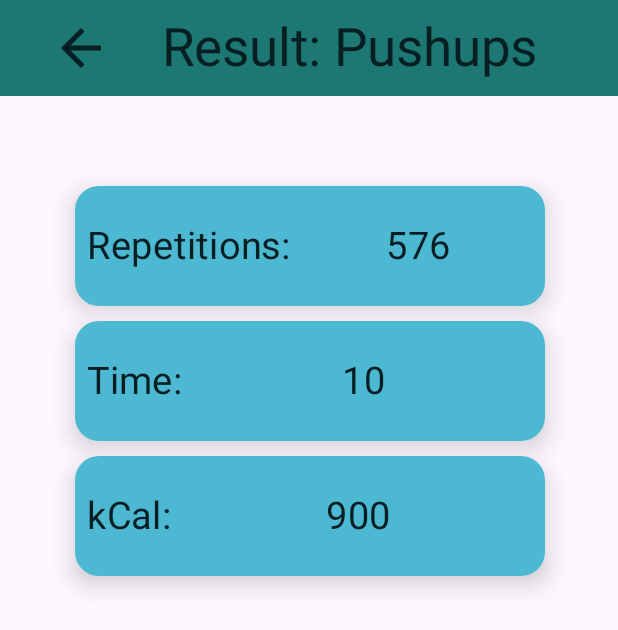
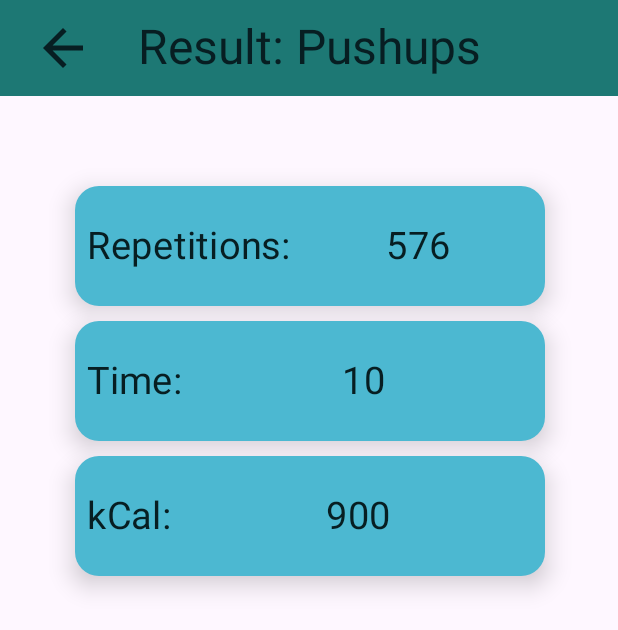
Before and after one commit to projectuniverse/FitnessApp, an Android app built with Jetpack Compose: the screen it shows after launch (MainActivity), after a tap on an icon or button, on a phone screen of 412 x 824 dp. Shown: the top 630 px of the screen. Run offline under Robolectric (Android 15) with nearby library versions, the phone set to English and light mode, and no system bars; our stand-ins replace Dagger/Hilt's generated code, Room's generated code; libraries missing offline, so code that uses them is left out: com.jakewharton.retrofit2.

Commit message:
Working settings screen

```diff
--- a/app/src/main/java/com/codecamp/fitnessapp/data/user/UserDao.kt
+++ b/app/src/main/java/com/codecamp/fitnessapp/data/user/UserDao.kt
@@ -9,14 +9,14 @@ import kotlinx.coroutines.flow.Flow
  */
 @Dao
 interface UserDao {
-    @Insert(onConflict = OnConflictStrategy.IGNORE)
+    @Insert(onConflict = OnConflictStrategy.REPLACE)
     suspend fun insert(user: User)
 
     @Update
     suspend fun update(user: User)
 
-    @Query("SELECT * FROM user WHERE id = :id")
-    fun getUser(id: Int): Flow<User>
+    @Query("SELECT * FROM user WHERE id = 0")
+    fun getUser(): Flow<User>
 
     @Query("SELECT EXISTS(SELECT * FROM user)")
     fun userExists(): Flow<Boolean>
--- a/app/src/main/java/com/codecamp/fitnessapp/data/user/UserRepository.kt
+++ b/app/src/main/java/com/codecamp/fitnessapp/data/user/UserRepository.kt
@@ -17,7 +17,7 @@ class DefaultUserRepository(
      * Acts as a reference to the weather stored in the database.
      * This state flow is viewed by the viewmodel.
      */
-    val user = userDao.getUser(0)
+    val user = userDao.getUser()
 
     override suspend fun insertUser(user: User) = userDao.insert(user)
 }
--- a/app/src/main/java/com/codecamp/fitnessapp/data/workout/inside_workout/InsideWorkoutDao.kt
+++ b/app/src/main/java/com/codecamp/fitnessapp/data/workout/inside_workout/InsideWorkoutDao.kt
@@ -9,7 +9,6 @@ import kotlinx.coroutines.flow.Flow
  */
 @Dao
 interface InsideWorkoutDao {
-    //TODO Conflicts ignorieren?
     @Insert(onConflict = OnConflictStrategy.REPLACE)
     suspend fun insert(insideWorkout: InsideWorkout)
 
--- a/app/src/main/java/com/codecamp/fitnessapp/data/workout/outside_workout/OutsideWorkoutDao.kt
+++ b/app/src/main/java/com/codecamp/fitnessapp/data/workout/outside_workout/OutsideWorkoutDao.kt
@@ -1,7 +1,6 @@
 package com.codecamp.fitnessapp.data.workout.outside_workout
 
 import androidx.room.*
-import com.codecamp.fitnessapp.model.InsideWorkout
 import com.codecamp.fitnessapp.model.OutsideWorkout
 import kotlinx.coroutines.flow.Flow
 
@@ -10,7 +9,6 @@ import kotlinx.coroutines.flow.Flow
  */
 @Dao
 interface OutsideWorkoutDao {
-    //TODO Conflicts ignorieren?
     @Insert(onConflict = OnConflictStrategy.REPLACE)
     suspend fun insert(outsideWorkout: OutsideWorkout)
 
--- a/app/src/main/java/com/codecamp/fitnessapp/ui/screens/TopBar.kt
+++ b/app/src/main/java/com/codecamp/fitnessapp/ui/screens/TopBar.kt
@@ -25,20 +25,20 @@ fun TopBar(
         title = {
             Text(
                 text = title,
-                fontSize = 35.sp,
+                fontSize = 32.sp,
                 color = MaterialTheme.colorScheme.onPrimary
             )
         },
         navigationIcon = {
             if (title != dashboard) {
                 IconButton(
-                    modifier = Modifier.width(100.dp),
+                    modifier = Modifier.width(75.dp),
                     onClick = { navigateBack() }
                 ) {
                     Icon(
                         Icons.Default.ArrowBack,
                         contentDescription = "",
-                        modifier = Modifier.size(100.dp)
+                        modifier = Modifier.size(75.dp)
                     )
                 }
             }
@@ -49,7 +49,7 @@ fun TopBar(
                     Icon(
                         Icons.Default.Settings,
                         contentDescription = "",
-                        modifier = Modifier.size(30.dp),
+                        modifier = Modifier.size(35.dp),
                         tint = MaterialTheme.colorScheme.onPrimary
                     )
                 }
--- a/app/src/main/res/values/strings.xml
+++ b/app/src/main/res/values/strings.xml
@@ -33,7 +33,7 @@
         <item>Sync with Google Health Connect</item>
     </string-array>
 
-    <string name="settingWarning">Warning Invalid Inputs. Please change them</string>
+    <string name="settingWarning">Warning: Invalid values. Please change them.</string>
     <string name="weatherWarning">Warning! No current Weather available!
         Please consider restarting or give permissions to the app.</string>
     <string name="workoutWarning">No workouts done yet.
```
Also changed, not shown: app/src/main/java/com/codecamp/fitnessapp/ui/screens/settings/PropertyRow.kt (+16 -13 lines), app/src/main/java/com/codecamp/fitnessapp/ui/screens/settings/SettingScreen.kt (+30 -18 lines), app/src/main/java/com/codecamp/fitnessapp/ui/screens/settings/SettingWarning.kt (+10 -1 lines), app/src/main/java/com/codecamp/fitnessapp/ui/screens/settings/SettingsViewModel.kt (+3 -4 lines).
